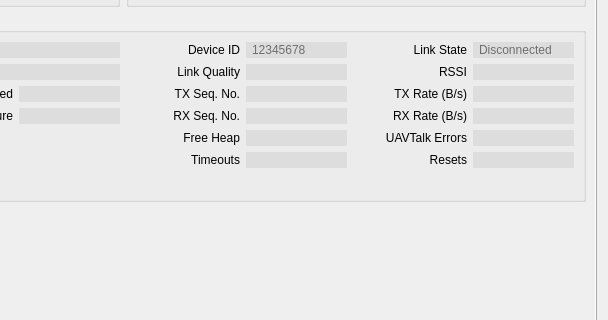
Qt form ground/gcs/src/plugins/config/oplink.ui (librepilot/LibrePilot) before a commit; both pictures show x 363 to 971 and y 244 to 564 of the 971 by 652 pixel window.
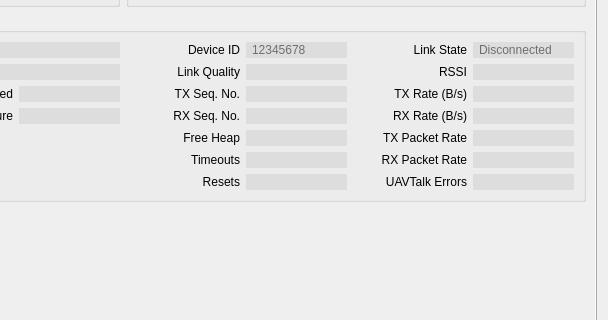
The same form after that commit. Icons and pictures are not drawn.

Commit message: LP-268 This adds TX and RX data rates to OPLinkStatus UAVO and fixes small issue in rfm22b driver with rx_seq not being updated.

What changed in the file:
```diff
--- a/ground/gcs/src/plugins/config/oplink.ui
+++ b/ground/gcs/src/plugins/config/oplink.ui
@@ -1121,88 +1121,6 @@
                 </property>
                </widget>
               </item>
-              <item row="5" column="6">
-               <widget class="QLabel" name="UAVTalkErrorsLabel">
-                <property name="font">
-                 <font>
-                  <weight>50</weight>
-                  <bold>false</bold>
-                 </font>
-                </property>
-                <property name="text">
-                 <string>UAVTalk Errors</string>
-                </property>
-                <property name="alignment">
-                 <set>Qt::AlignRight|Qt::AlignTrailing|Qt::AlignVCenter</set>
-                </property>
-               </widget>
-              </item>
-              <item row="5" column="7">
-               <widget class="QLineEdit" name="UAVTalkErrors">
-                <property name="maximumSize">
-                 <size>
-                  <width>101</width>
-                  <height>16777215</height>
-                 </size>
-                </property>
-                <property name="font">
-                 <font>
-                  <weight>50</weight>
-                  <bold>false</bold>
-                 </font>
-                </property>
-                <property name="frame">
-                 <bool>false</bool>
-                </property>
-                <property name="readOnly">
-                 <bool>true</bool>
-                </property>
-               </widget>
-              </item>
-              <item row="6" column="7">
-               <widget class="QLineEdit" name="Resets">
-                <property name="minimumSize">
-                 <size>
-                  <width>0</width>
-                  <height>0</height>
-                 </size>
-                </property>
-                <property name="maximumSize">
-                 <size>
-                  <width>101</width>
-                  <height>16777215</height>
-                 </size>
-                </property>
-                <property name="font">
-                 <font>
-                  <weight>50</weight>
-                  <bold>false</bold>
-                 </font>
-                </property>
-                <property name="frame">
-                 <bool>false</bool>
-                </property>
-                <property name="readOnly">
-                 <bool>true</bool>
-                </property>
-               </widget>
-              </item>
-              <item row="6" column="6">
-               <widget class="QLabel" name="ResetsLabel">
-                <property name="font">
-                 <font>
-                  <weight>50</weight>
-                  <bold>false</bold>
-                 </font>
-                </property>
-                <property name="text">
-                 <string>Resets</string>
-                </property>
-                <property name="alignment">
-                 <set>Qt::AlignRight|Qt::AlignTrailing|Qt::AlignVCenter</set>
-                </property>
-               </widget>
-              </item>
               <item row="6" column="5">
                <widget class="QLineEdit" name="Timeouts">
                 <property name="maximumSize">
@@ -1697,6 +1615,164 @@
                 </property>
                </widget>
               </item>
+              <item row="7" column="5">
+               <widget class="QLineEdit" name="Resets">
+                <property name="minimumSize">
+                 <size>
+                  <width>0</width>
+                  <height>0</height>
+                 </size>
+                </property>
+                <property name="maximumSize">
+                 <size>
+                  <width>101</width>
+                  <height>16777215</height>
+                 </size>
+                </property>
+                <property name="font">
+                 <font>
+                  <weight>50</weight>
+                  <bold>false</bold>
+                 </font>
+                </property>
+                <property name="frame">
+                 <bool>false</bool>
+                </property>
+                <property name="readOnly">
+                 <bool>true</bool>
+                </property>
+               </widget>
+              </item>
+              <item row="7" column="4">
+               <widget class="QLabel" name="ResetsLabel">
+                <property name="font">
+                 <font>
+                  <weight>50</weight>
+                  <bold>false</bold>
+                 </font>
+                </property>
+                <property name="text">
+                 <string>Resets</string>
+                </property>
+                <property name="alignment">
+                 <set>Qt::AlignRight|Qt::AlignTrailing|Qt::AlignVCenter</set>
+                </property>
+               </widget>
+              </item>
+              <item row="7" column="6">
+               <widget class="QLabel" name="UAVTalkErrorsLabel">
+                <property name="font">
+                 <font>
+                  <weight>50</weight>
+                  <bold>false</bold>
+                 </font>
+                </property>
+                <property name="text">
+                 <string>UAVTalk Errors</string>
+                </property>
+                <property name="alignment">
+                 <set>Qt::AlignRight|Qt::AlignTrailing|Qt::AlignVCenter</set>
+                </property>
+               </widget>
+              </item>
+              <item row="7" column="7">
+               <widget class="QLineEdit" name="UAVTalkErrors">
+                <property name="maximumSize">
+                 <size>
+                  <width>101</width>
+                  <height>16777215</height>
+                 </size>
+                </property>
+                <property name="font">
+                 <font>
+                  <weight>50</weight>
+                  <bold>false</bold>
+                 </font>
+                </property>
+                <property name="frame">
+                 <bool>false</bool>
+                </property>
+                <property name="readOnly">
+                 <bool>true</bool>
+                </property>
+               </widget>
+              </item>
+              <item row="5" column="6">
+               <widget class="QLabel" name="TXPacketRateLabel">
+                <property name="font">
+                 <font>
+                  <weight>50</weight>
+                  <bold>false</bold>
+                 </font>
+                </property>
+                <property name="text">
+                 <string>TX Packet Rate</string>
+                </property>
+                <property name="alignment">
+                 <set>Qt::AlignRight|Qt::AlignTrailing|Qt::AlignVCenter</set>
+                </property>
+               </widget>
+              </item>
+              <item row="5" column="7">
+               <widget class="QLineEdit" name="TXPacketRate">
+                <property name="maximumSize">
+                 <size>
+                  <width>101</width>
+                  <height>16777215</height>
+                 </size>
+                </property>
+                <property name="font">
+                 <font>
+                  <weight>50</weight>
+                  <bold>false</bold>
+                 </font>
+                </property>
+                <property name="frame">
+                 <bool>false</bool>
+                </property>
+                <property name="readOnly">
+                 <bool>true</bool>
+                </property>
+               </widget>
+              </item>
+              <item row="6" column="6">
+               <widget class="QLabel" name="RXPacketRateLabel">
+                <property name="font">
+                 <font>
+                  <weight>50</weight>
+                  <bold>false</bold>
+                 </font>
+                </property>
+                <property name="text">
+                 <string>RX Packet Rate</string>
+                </property>
+                <property name="alignment">
+                 <set>Qt::AlignRight|Qt::AlignTrailing|Qt::AlignVCenter</set>
+                </property>
+               </widget>
+              </item>
+              <item row="6" column="7">
+               <widget class="QLineEdit" name="RXPacketRate">
+                <property name="maximumSize">
+                 <size>
+                  <width>101</width>
+                  <height>16777215</height>
+                 </size>
+                </property>
+                <property name="font">
+                 <font>
+                  <weight>50</weight>
+                  <bold>false</bold>
+                 </font>
+                </property>
+                <property name="frame">
+                 <bool>false</bool>
+                </property>
+                <property name="readOnly">
+                 <bool>true</bool>
+                </property>
+               </widget>
+              </item>
              </layout>
             </widget>
            </item>
```
The commit also changes 5 other files.
